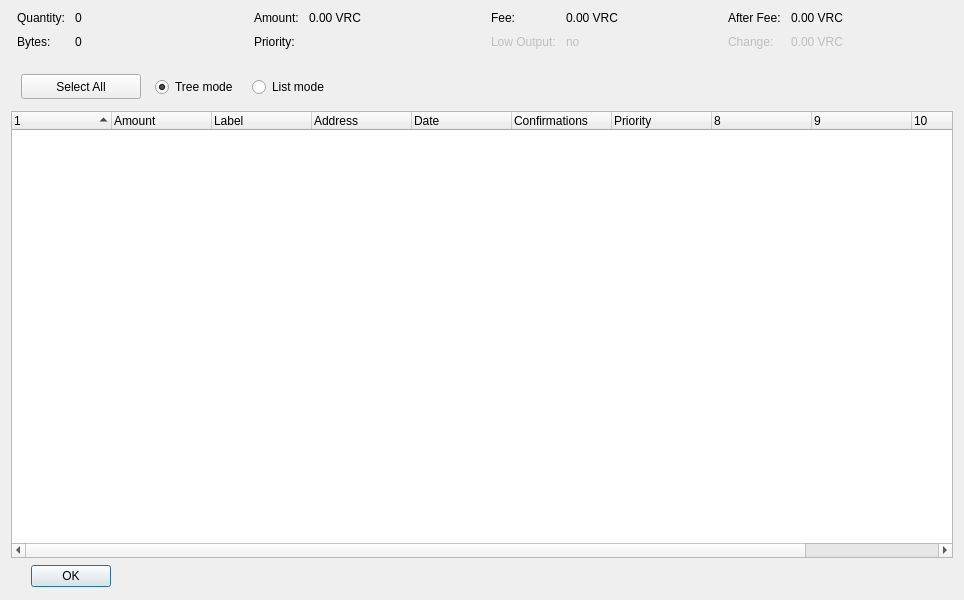
Old version of the form src/qt/forms/coincontroldialog.ui in the repository VeriConomy/vericoin.
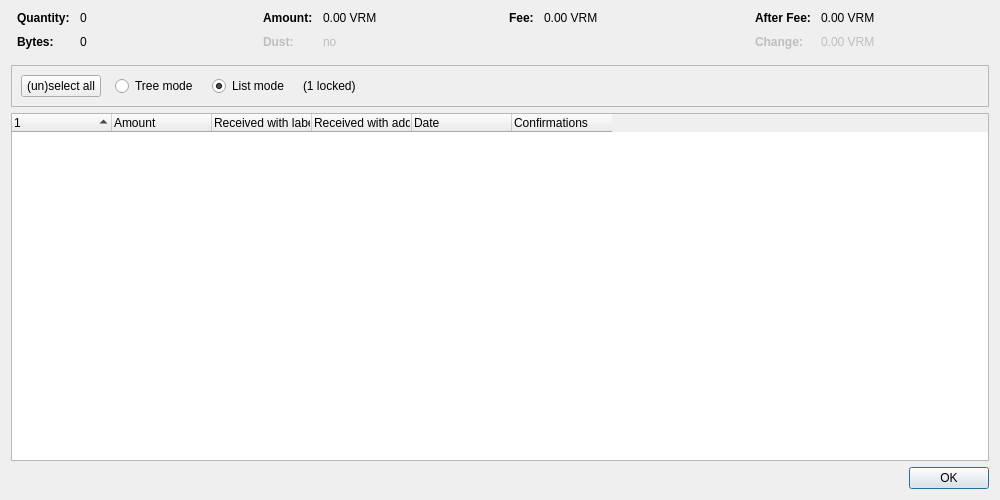
New version of the form. Custom widgets are drawn as their Qt base class.

Diff of the .ui file:
```diff
--- a/src/qt/forms/coincontroldialog.ui
+++ b/src/qt/forms/coincontroldialog.ui
@@ -6,8 +6,8 @@
    <rect>
     <x>0</x>
     <y>0</y>
-    <width>964</width>
-    <height>600</height>
+    <width>1000</width>
+    <height>500</height>
    </rect>
   </property>
   <property name="windowTitle">
@@ -38,6 +38,12 @@
        </property>
        <item row="0" column="0">
         <widget class="QLabel" name="labelCoinControlQuantityText">
+         <property name="font">
+          <font>
+           <weight>75</weight>
+           <bold>true</bold>
+          </font>
+         </property>
          <property name="text">
           <string>Quantity:</string>
          </property>
@@ -61,6 +67,12 @@
        </item>
        <item row="1" column="0">
         <widget class="QLabel" name="labelCoinControlBytesText">
+         <property name="font">
+          <font>
+           <weight>75</weight>
+           <bold>true</bold>
+          </font>
+         </property>
          <property name="text">
           <string>Bytes:</string>
          </property>
@@ -100,6 +112,12 @@
        </property>
        <item row="0" column="0">
         <widget class="QLabel" name="labelCoinControlAmountText">
+         <property name="font">
+          <font>
+           <weight>75</weight>
+           <bold>true</bold>
+          </font>
+         </property>
          <property name="text">
           <string>Amount:</string>
          </property>
@@ -114,7 +132,7 @@
           <enum>Qt::ActionsContextMenu</enum>
          </property>
          <property name="text">
-          <string>0.00 VRC</string>
+          <string notr="true">0.00 VRM</string>
          </property>
          <property name="textInteractionFlags">
           <set>Qt::LinksAccessibleByMouse|Qt::TextSelectableByKeyboard|Qt::TextSelectableByMouse</set>
@@ -122,14 +140,26 @@
         </widget>
        </item>
        <item row="1" column="0">
-        <widget class="QLabel" name="labelCoinControlPriorityText">
+        <widget class="QLabel" name="labelCoinControlLowOutputText">
+         <property name="enabled">
+          <bool>false</bool>
+         </property>
+         <property name="font">
+          <font>
+           <weight>75</weight>
+           <bold>true</bold>
+          </font>
+         </property>
          <property name="text">
-          <string>Priority:</string>
+          <string>Dust:</string>
          </property>
         </widget>
        </item>
        <item row="1" column="1">
-        <widget class="QLabel" name="labelCoinControlPriority">
+        <widget class="QLabel" name="labelCoinControlLowOutput">
+         <property name="enabled">
+          <bool>false</bool>
+         </property>
          <property name="cursor">
           <cursorShape>IBeamCursor</cursorShape>
          </property>
@@ -137,7 +167,7 @@
           <enum>Qt::ActionsContextMenu</enum>
          </property>
          <property name="text">
-          <string/>
+          <string notr="true">no</string>
          </property>
          <property name="textInteractionFlags">
           <set>Qt::LinksAccessibleByMouse|Qt::TextSelectableByKeyboard|Qt::TextSelectableByMouse</set>
@@ -162,6 +192,12 @@
        </property>
        <item row="0" column="0">
         <widget class="QLabel" name="labelCoinControlFeeText">
+         <property name="font">
+          <font>
+           <weight>75</weight>
+           <bold>true</bold>
+          </font>
+         </property>
          <property name="text">
           <string>Fee:</string>
          </property>
@@ -176,36 +212,7 @@
           <enum>Qt::ActionsContextMenu</enum>
          </property>
          <property name="text">
-          <string>0.00 VRC</string>
-         </property>
-         <property name="textInteractionFlags">
-          <set>Qt::LinksAccessibleByMouse|Qt::TextSelectableByKeyboard|Qt::TextSelectableByMouse</set>
-         </property>
-        </widget>
-       </item>
-       <item row="1" column="0">
-        <widget class="QLabel" name="labelCoinControlLowOutputText">
-         <property name="enabled">
-          <bool>false</bool>
-         </property>
-         <property name="text">
-          <string>Low Output:</string>
-         </property>
-        </widget>
-       </item>
-       <item row="1" column="1">
-        <widget class="QLabel" name="labelCoinControlLowOutput">
-         <property name="enabled">
-          <bool>false</bool>
-         </property>
-         <property name="cursor">
-          <cursorShape>IBeamCursor</cursorShape>
-         </property>
-         <property name="contextMenuPolicy">
-          <enum>Qt::ActionsContextMenu</enum>
-         </property>
-         <property name="text">
-          <string>no</string>
+          <string notr="true">0.00 VRM</string>
          </property>
          <property name="textInteractionFlags">
           <set>Qt::LinksAccessibleByMouse|Qt::TextSelectableByKeyboard|Qt::TextSelectableByMouse</set>
@@ -230,6 +237,12 @@
        </property>
        <item row="0" column="0">
         <widget class="QLabel" name="labelCoinControlAfterFeeText">
+         <property name="font">
+          <font>
+           <weight>75</weight>
+           <bold>true</bold>
+          </font>
+         </property>
          <property name="text">
           <string>After Fee:</string>
          </property>
@@ -244,7 +257,7 @@
           <enum>Qt::ActionsContextMenu</enum>
          </property>
          <property name="text">
-          <string>0.00 VRC</string>
+          <string notr="true">0.00 VRM</string>
          </property>
          <property name="textInteractionFlags">
           <set>Qt::LinksAccessibleByMouse|Qt::TextSelectableByKeyboard|Qt::TextSelectableByMouse</set>
@@ -256,6 +269,12 @@
          <property name="enabled">
           <bool>false</bool>
          </property>
+         <property name="font">
+          <font>
+           <weight>75</weight>
+           <bold>true</bold>
+          </font>
+         </property>
          <property name="text">
           <string>Change:</string>
          </property>
@@ -273,7 +292,7 @@
           <enum>Qt::ActionsContextMenu</enum>
          </property>
          <property name="text">
-          <string>0.00 VRC</string>
+          <string notr="true">0.00 VRM</string>
          </property>
          <property name="textInteractionFlags">
           <set>Qt::LinksAccessibleByMouse|Qt::TextSelectableByKeyboard|Qt::TextSelectableByMouse</set>
@@ -292,16 +311,15 @@
        <height>40</height>
       </size>
      </property>
-     <widget class="QWidget" name="horizontalLayoutWidget">
-      <property name="geometry">
-       <rect>
-        <x>10</x>
-        <y>2</y>
-        <width>781</width>
-        <height>40</height>
-       </rect>
-      </property>
-      <layout class="QHBoxLayout" name="horizontalLayoutPanel" stretch="0,0,0,0">
+     <property name="frameShape">
+      <enum>QFrame::StyledPanel</enum>
+     </property>
+     <property name="frameShadow">
+      <enum>QFrame::Sunken</enum>
+     </property>
+     <layout class="QHBoxLayout" name="horizontalLayout">
+      <item>
+       <layout class="QHBoxLayout" name="horizontalLayoutPanel" stretch="0,0,0,0,0">
        <property name="spacing">
         <number>14</number>
        </property>
@@ -313,14 +331,11 @@
            <verstretch>0</verstretch>
           </sizepolicy>
          </property>
-         <property name="minimumSize">
-          <size>
-           <width>120</width>
-           <height>25</height>
-          </size>
-         </property>
          <property name="text">
-          <string>Select All</string>
+           <string>(un)select all</string>
+          </property>
+          <property name="autoDefault">
+           <bool>false</bool>
          </property>
         </widget>
        </item>
@@ -335,9 +350,6 @@
          <property name="text">
           <string>Tree mode</string>
          </property>
-         <property name="checked">
-          <bool>true</bool>
-         </property>
         </widget>
        </item>
        <item>
@@ -351,6 +363,16 @@
          <property name="text">
           <string>List mode</string>
          </property>
+          <property name="checked">
+           <bool>true</bool>
+          </property>
+         </widget>
+        </item>
+        <item>
+         <widget class="QLabel" name="labelLocked">
+          <property name="text">
+           <string notr="true">(1 locked)</string>
+          </property>
         </widget>
        </item>
        <item>
@@ -367,7 +389,8 @@
         </spacer>
        </item>
       </layout>
-     </widget>
+      </item>
+     </layout>
     </widget>
    </item>
    <item>
@@ -379,7 +402,7 @@
       <bool>false</bool>
      </property>
      <property name="columnCount">
-      <number>11</number>
+      <number>6</number>
      </property>
      <attribute name="headerShowSortIndicator" stdset="0">
       <bool>true</bool>
@@ -399,12 +422,12 @@
      </column>
      <column>
       <property name="text">
-       <string>Label</string>
+       <string>Received with label</string>
       </property>
      </column>
      <column>
       <property name="text">
-       <string>Address</string>
+       <string>Received with address</string>
       </property>
      </column>
      <column>
@@ -420,11 +443,6 @@
        <string>Confirmed</string>
       </property>
      </column>
-     <column>
-      <property name="text">
-       <string>Priority</string>
-      </property>
-     </column>
      <column>
       <property name="text">
        <string/>
@@ -449,27 +467,12 @@
    </item>
    <item>
     <widget class="QDialogButtonBox" name="buttonBox">
-     <property name="sizePolicy">
-      <sizepolicy hsizetype="Maximum" vsizetype="Fixed">
-       <horstretch>0</horstretch>
-       <verstretch>0</verstretch>
-      </sizepolicy>
-     </property>
-     <property name="minimumSize">
-      <size>
-       <width>120</width>
-       <height>25</height>
-      </size>
-     </property>
      <property name="orientation">
       <enum>Qt::Horizontal</enum>
      </property>
      <property name="standardButtons">
       <set>QDialogButtonBox::Ok</set>
      </property>
-     <property name="centerButtons">
-      <bool>true</bool>
-     </property>
     </widget>
    </item>
   </layout>
```
Left out of the diff: 8 changed lines with no effect on the pictures. Lines whose indentation alone changed are shown as unchanged.
